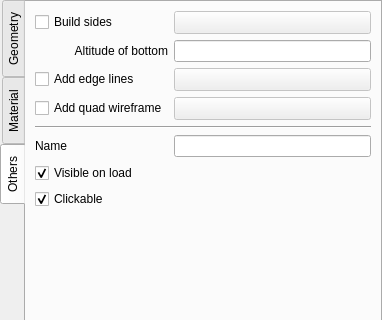
First picture: the form in gui/ui/demproperties.ui, repository minorua/Qgis2threejs, before the edit; both pictures show x 0 to 382 and y 0 to 320 of the 382 by 489 pixel window.
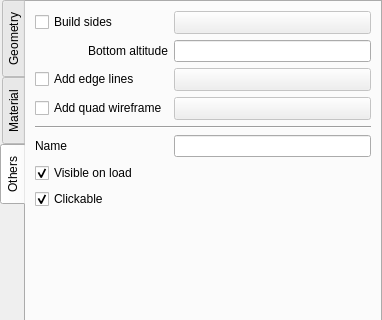
Second picture: the form after the edit. The open tabs and pages were chosen to show the change. Custom widgets are drawn as their Qt base class.

The edit to the form file:
```diff
--- a/gui/ui/demproperties.ui
+++ b/gui/ui/demproperties.ui
@@ -714,7 +714,7 @@
        <item row="1" column="0">
         <widget class="QLabel" name="label_Bottom">
          <property name="text">
-          <string>Altitude of bottom</string>
+          <string>Bottom altitude</string>
          </property>
          <property name="alignment">
           <set>Qt::AlignRight|Qt::AlignTrailing|Qt::AlignVCenter</set>
```
